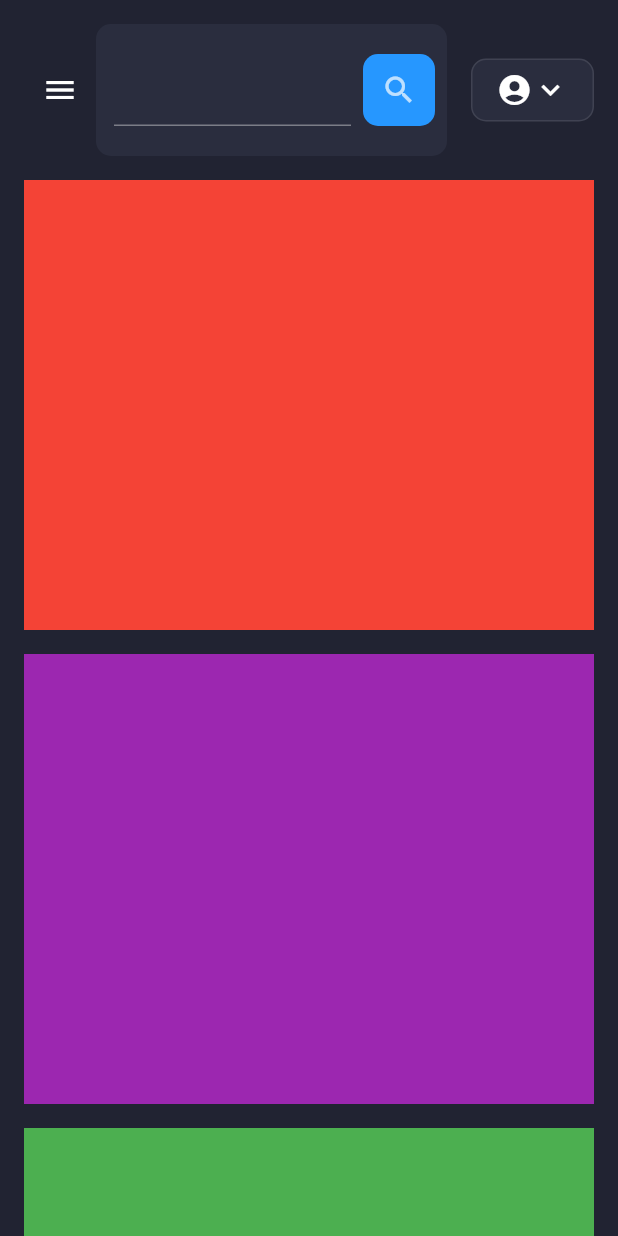
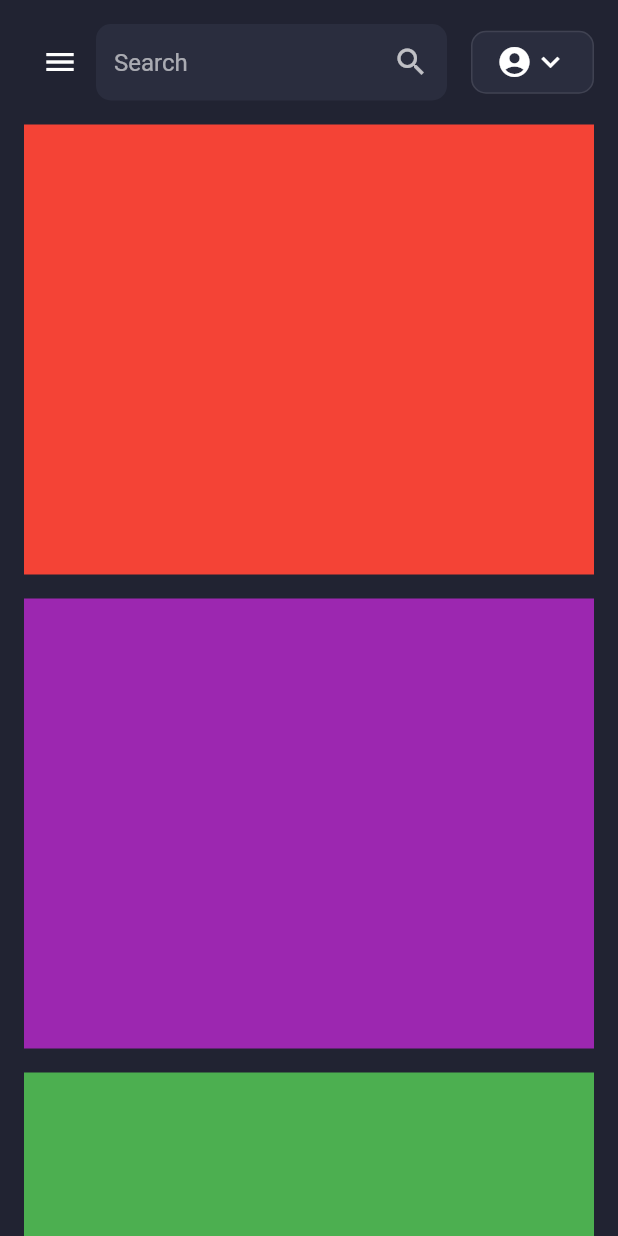
Before and after one commit to wpcfan/lowcode, a Flutter app: the screen it shows after launch, on a phone screen of 412 x 824 dp. Run offline on Flutter 3.47's test engine with Material 2 defaults, Android fonts, the phone set to English and light mode, and no system bars.

Commit message:
style the search field

```diff
--- a/admin/lib/components/search_field.dart
+++ b/admin/lib/components/search_field.dart
@@ -14,38 +14,32 @@ class SearchField extends StatelessWidget {
       create: (context) => SearchFieldController(),
       child: Consumer<SearchFieldController>(
         builder: (context, controller, child) {
-          return InputDecorator(
-              decoration: InputDecoration(
+          return Autocomplete(
+            fieldViewBuilder:
+                (context, textEditingController, focusNode, onFieldSubmitted) =>
+                    TextField(
+              controller: textEditingController,
+              focusNode: focusNode,
+              decoration: const InputDecoration(
                 hintText: "Search",
                 fillColor: secondaryColor,
                 filled: true,
-                border: const OutlineInputBorder(
+                isDense: true,
+                border: OutlineInputBorder(
                   borderSide: BorderSide.none,
                   borderRadius: BorderRadius.all(Radius.circular(10)),
                 ),
-                suffixIcon: InkWell(
-                  onTap: () {},
-                  child: Container(
-                    padding: const EdgeInsets.all(defaultPadding * 0.75),
-                    margin: const EdgeInsets.symmetric(
-                        horizontal: defaultPadding / 2),
-                    decoration: const BoxDecoration(
-                      color: primaryColor,
-                      borderRadius: BorderRadius.all(Radius.circular(10)),
-                    ),
-                    child: const Icon(
+                suffixIcon: Icon(
                   Icons.search,
+                  size: 24,
                 ),
               ),
             ),
-              ),
-              child: Autocomplete(
             optionsBuilder: (TextEditingValue textEditingValue) async {
               if (textEditingValue.text == '') {
                 return const Iterable<String>.empty();
               }
-                  await Provider.of<SearchFieldController>(context,
-                          listen: false)
+              await Provider.of<SearchFieldController>(context, listen: false)
                   .query(textEditingValue.text);
               return controller.matched.where((String option) {
                 return option.contains(textEditingValue.text.toLowerCase());
@@ -54,7 +48,7 @@ class SearchField extends StatelessWidget {
             onSelected: (String selection) {
               print('You just selected $selection');
             },
-              ));
+          );
         },
       ),
     );
```
Lines whose indentation alone changed are shown as unchanged.
